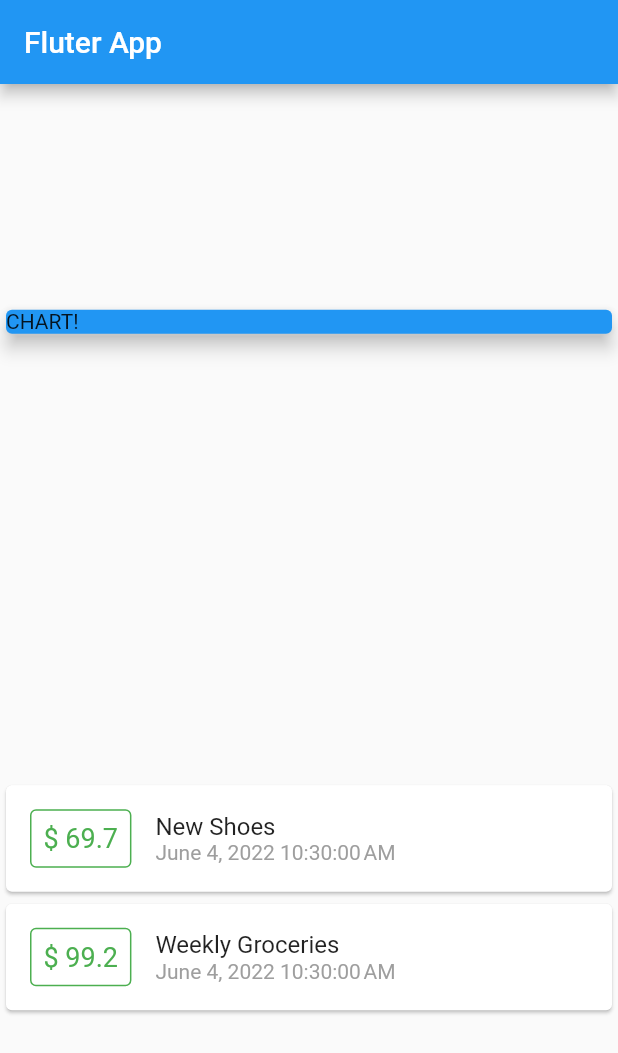
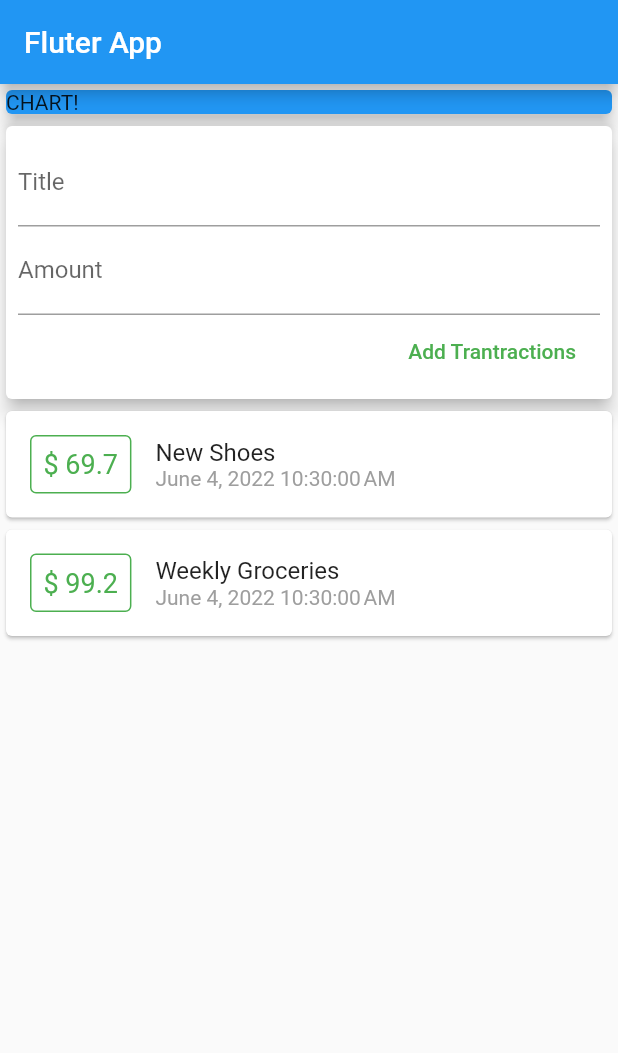
Before and after one commit to minhsu12113/flutter_study, a Flutter app: the screen it shows after launch, on a phone screen of 412 x 824 dp. Shown: the top 1053 px of the screen. Run offline on Flutter 3.47's test engine with Material 2 defaults, Android fonts, the phone set to English and light mode, and no system bars.

Commit message:
add function add new transaction

```diff
--- a/personal_expenses_app/lib/main.dart
+++ b/personal_expenses_app/lib/main.dart
@@ -1,10 +1,9 @@
+// ignore_for_file: deprecated_member_use
+
 import 'package:flutter/material.dart';
-import './transaction.dart';
-import 'package:intl/intl.dart';
+import 'package:personal_expenses_app/widgets/user_transaction.dart';
 
-void main() {
-  runApp(const MyApp());
-}
+void main() => runApp(const MyApp());
 
 class MyApp extends StatelessWidget {
   const MyApp({Key? key}) : super(key: key);
@@ -23,25 +22,15 @@ class MyApp extends StatelessWidget {
 }
 
 class MyHomePage extends StatelessWidget {
-  final List<Transaction> transactions = [
-    Transaction(
-        id: 't1', title: 'New Shoes', amount: 69.7, dateTime: DateTime.now()),
-    Transaction(
-        id: 't2',
-        title: 'Weekly Groceries',
-        amount: 99.2,
-        dateTime: DateTime.now()),
-  ];
-
   @override
   Widget build(BuildContext context) {
     return Scaffold(
       appBar: AppBar(title: const Text('Fluter App')),
-      body: Column(
-          crossAxisAlignment: CrossAxisAlignment.stretch,
-          mainAxisAlignment: MainAxisAlignment.spaceAround,
-          children: [
-            const Card(
+      body: SingleChildScrollView(
+          child: Column(crossAxisAlignment: CrossAxisAlignment.stretch, children: [
+        Container(
+          width: double.infinity,
+          child: const Card(
             color: Colors.blue,
             elevation: 5,
             child: SizedBox(
@@ -49,37 +38,9 @@ class MyHomePage extends StatelessWidget {
               child: Text('CHART!'),
             ),
           ),
-            Column(
-                children: transactions
-                    .map((e) => Card(
-                          child: Row(children: [
-                            Container(
-                              decoration: BoxDecoration(
-                                  border:
-                                      Border.all(color: Colors.green, width: 1),
-                                  borderRadius: const BorderRadius.all(
-                                      Radius.circular(4))),
-                              margin: const EdgeInsets.symmetric(
-                                  vertical: 16, horizontal: 16),
-                              padding: const EdgeInsets.all(8),
-                              child: Text('\$ ${e.amount}',
-                                  style: const TextStyle(
-                                    fontSize: 18,
-                                    fontWeight: FontWeight.w400,
-                                    color: Colors.green,
-                                  )),
         ),
-                            Column(
-                              crossAxisAlignment: CrossAxisAlignment.start,
-                              children: [
-                                Text(e.title!, style: const TextStyle(fontSize: 16, fontWeight: FontWeight.w400),),
-                                Text(DateFormat().format(e.dateTime!), style: const TextStyle(fontSize: 14,color: Colors.grey),),
-                              ],
-                            )
-                          ]),
-                        ))
-                    .toList())
-          ]),
+        const UserTransaction()
+      ])),
     );
   }
 }
--- /dev/null
+++ b/personal_expenses_app/lib/widgets/new_transaction.dart
@@ -0,0 +1,37 @@
+// ignore_for_file: deprecated_member_use
+import 'package:flutter/material.dart';
+
+class NewTransaction extends StatelessWidget {
+  final Function _addTxCallBack;
+  final titelInputControler = TextEditingController();
+  final amountInputControler = TextEditingController();
+  NewTransaction(this._addTxCallBack);
+  @override
+  Widget build(BuildContext context) {
+    return Card(
+      elevation: 5,
+      child: Container(
+        padding: const EdgeInsets.all(8),
+        child: Column(crossAxisAlignment: CrossAxisAlignment.end, children: [
+          TextField(
+            decoration: const InputDecoration(label: Text('Title')),
+            controller: titelInputControler,
+          ),
+          TextField(
+            decoration: const InputDecoration(label: Text('Amount')),
+            controller: amountInputControler,
+          ),
+          FlatButton(
+            onPressed: () {
+              _addTxCallBack(titelInputControler.text,
+                  double.parse(amountInputControler.text));
+                  FocusScope.of(context).unfocus();
+            },
+            textColor: Colors.green,
+            child: const Text('Add Trantractions'),
+          )
+        ]),
+      ),
+    );
+  }
+}
--- /dev/null
+++ b/personal_expenses_app/lib/widgets/transaction_list.dart
@@ -0,0 +1,51 @@
+import 'package:flutter/material.dart';
+import 'package:intl/intl.dart';
+import '../models/transaction.dart';
+
+class TransactionList extends StatelessWidget {
+  final List<Transaction> transactions;
+  const TransactionList(this.transactions);
+
+  @override
+  Widget build(BuildContext context) {
+    return Container(
+      height: 410,
+      child: ListView.builder(
+        itemCount:transactions.length ,
+          itemBuilder: ((context, index) => Card(
+                child: Row(children: [
+                  Container(
+                    decoration: BoxDecoration(
+                        border: Border.all(color: Colors.green, width: 1),
+                        borderRadius:
+                            const BorderRadius.all(Radius.circular(4))),
+                    margin: const EdgeInsets.symmetric(
+                        vertical: 16, horizontal: 16),
+                    padding: const EdgeInsets.all(8),
+                    child: Text('\$ ${transactions[index].amount}',
+                        style: const TextStyle(
+                          fontSize: 18,
+                          fontWeight: FontWeight.w400,
+                          color: Colors.green,
+                        )),
+                  ),
+                  Column(
+                    crossAxisAlignment: CrossAxisAlignment.start,
+                    children: [
+                      Text(
+                        transactions[index].title!,
+                        style: const TextStyle(
+                            fontSize: 16, fontWeight: FontWeight.w400),
+                      ),
+                      Text(
+                        DateFormat().format(transactions[index].dateTime!),
+                        style:
+                            const TextStyle(fontSize: 14, color: Colors.grey),
+                      ),
+                    ],
+                  )
+                ]),
+              ))),
+    );
+  }
+}
--- /dev/null
+++ b/personal_expenses_app/lib/widgets/user_transaction.dart
@@ -0,0 +1,43 @@
+import 'package:flutter/material.dart';
+import '../widgets/transaction_list.dart';
+import '../widgets/new_transaction.dart';
+import '../models/transaction.dart';
+
+class UserTransaction extends StatefulWidget {
+  const UserTransaction({Key? key}) : super(key: key);
+
+  @override
+  State<UserTransaction> createState() => _UserTransactionState();
+}
+
+class _UserTransactionState extends State<UserTransaction> {
+  final List<Transaction> _userTransaction = [
+    Transaction(
+        id: 't1', title: 'New Shoes', amount: 69.7, dateTime: DateTime.now()),
+    Transaction(
+        id: 't2',
+        title: 'Weekly Groceries',
+        amount: 99.2,
+        dateTime: DateTime.now()),
+  ];
+
+  void _addNewTransaction(String title, double amount) {
+    final newTx = Transaction(
+        id: DateTime.now().toString(),
+        title: title,
+        amount: amount,
+        dateTime: DateTime.now());
+
+        setState(() {
+          _userTransaction.add(newTx);
+        });
+  }
+
+  @override
+  Widget build(BuildContext context) {
+    return Column(crossAxisAlignment: CrossAxisAlignment.stretch, children: [
+      NewTransaction(_addNewTransaction),
+      TransactionList(_userTransaction)
+    ]);
+  }
+}
```
Also changed, not shown: personal_expenses_app/lib/models/transaction.dart (renamed from personal_expenses_app/lib/transaction.dart). Lines whose indentation alone changed are shown as unchanged.
